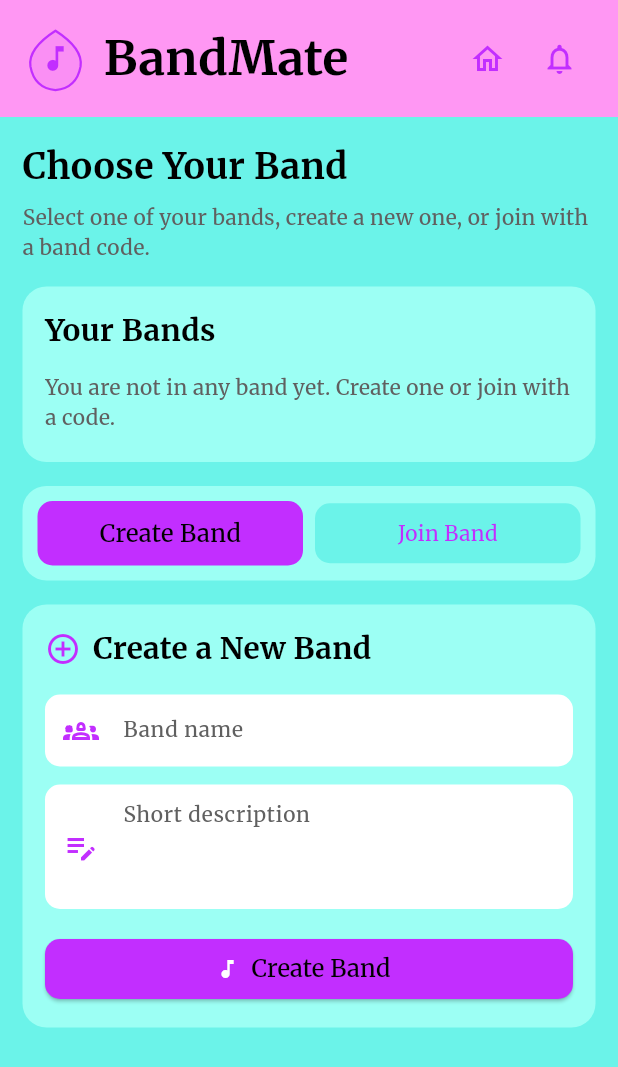
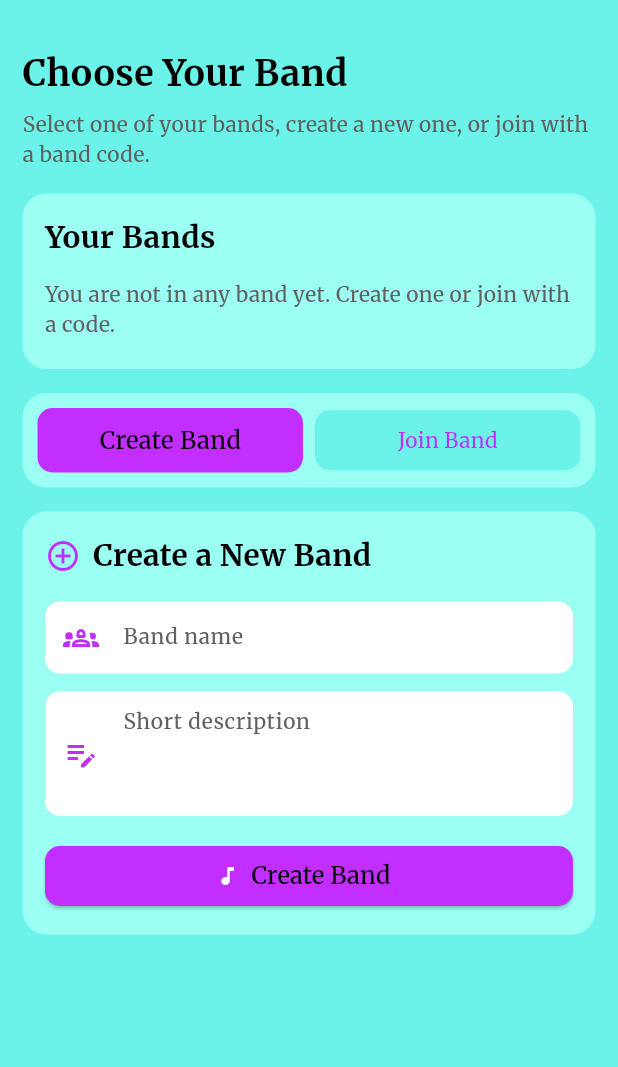
Before and after one commit to boraburgazlioglu/CS310_Group01, a Flutter app: the screen it shows once a user with an empty profile is signed in, on a phone screen of 412 x 824 dp. Shown: the top 1067 px of the screen. Run offline on Flutter 3.47's test engine with Material 3 defaults, Android fonts, the phone set to English and light mode, and no system bars; our stand-ins replace cloud_firestore, firebase_auth, firebase_core, shared_preferences; accounts and stored records are empty.

Commit message:
fix band join screen

```diff
--- a/lib/screens/band_select.dart
+++ b/lib/screens/band_select.dart
@@ -9,7 +9,6 @@ import '../providers/band_provider.dart';
 import '../utils/colors.dart';
 import '../utils/text.dart';
 import '../utils/padding.dart';
-import '../widgets/bandmate_header.dart';
 
 class BandSelectionScreen extends StatefulWidget {
   const BandSelectionScreen({super.key});
@@ -214,12 +213,12 @@ class _BandSelectionScreenState extends State<BandSelectionScreen> {
 
     return Scaffold(
       backgroundColor: AppColors.backgroundDark,
-      appBar: BandmateHeader(),
       body: SingleChildScrollView(
         padding: AppPadding.allL,
         child: Column(
           crossAxisAlignment: CrossAxisAlignment.start,
           children: [
+            const SizedBox(height: 16),
             Text('Choose Your Band', style: AppTexts.headM),
             const SizedBox(height: 8),
             Text(
```
